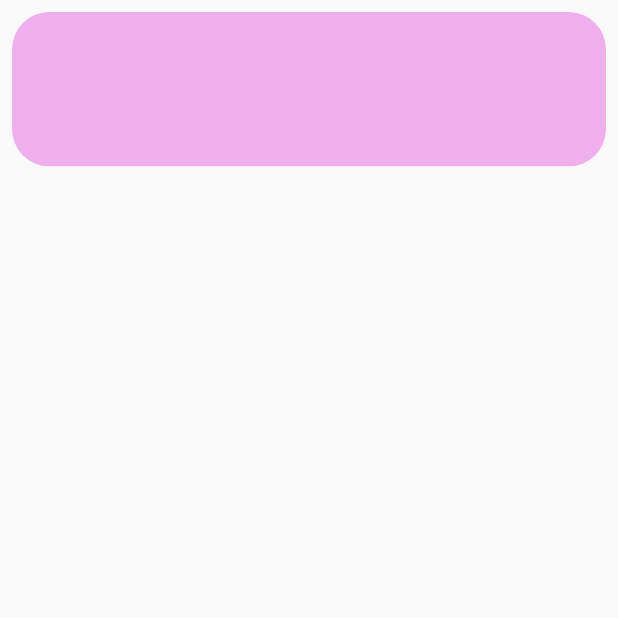
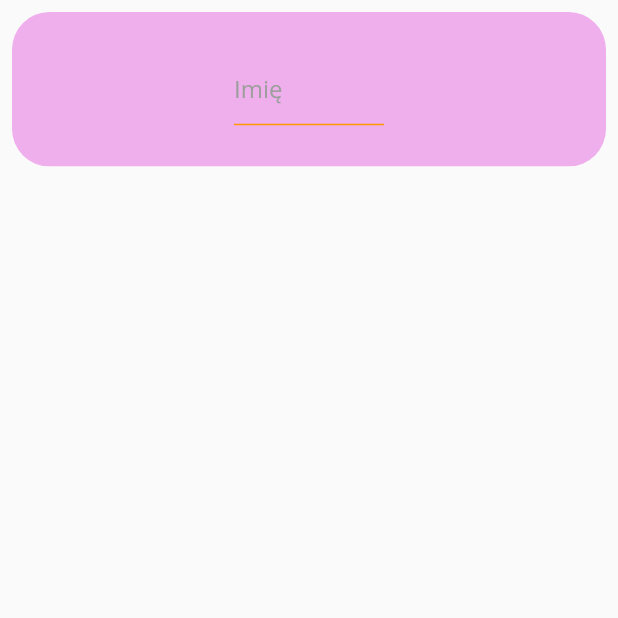
Before and after one commit to Duracyq/flutter_hackaton2023, a Flutter app: the screen it shows after launch, on a phone screen of 412 x 824 dp, the top half of it. Run offline on Flutter 3.47's test engine with Material 2 defaults, Android fonts, the light colour scheme and no system bars; our stand-ins replace google_fonts.

Commit message:
wpisz imie

```diff
--- a/volonteer_link/lib/main.dart
+++ b/volonteer_link/lib/main.dart
@@ -16,6 +16,7 @@ class _MyAppState extends State<MyApp> {
   @override
   Widget build(BuildContext context) {
     return const MaterialApp(
+      debugShowCheckedModeBanner: false,
       home: Scaffold(
         body: Rejestracja(),
       ),
--- a/volonteer_link/lib/rejestracja.dart
+++ b/volonteer_link/lib/rejestracja.dart
@@ -27,6 +27,36 @@ class _RejestracjaState extends State<Rejestracja> {
             decoration: const BoxDecoration(
               color: Color.fromARGB(100, 222, 58, 214),
             ),
+            child: Container(
+              height: 0.25 * width * 0.5,
+              width: width,
+              alignment: Alignment.bottomCenter,
+              padding: const EdgeInsets.all(20),
+              child: Center(
+                child: SizedBox(
+                  width: 100,
+                  child: TextField(
+                    decoration: InputDecoration(
+                      hintText: 'Imię',
+                      hintStyle: GoogleFonts.openSans(
+                        textStyle: const TextStyle(
+                            color: Colors.grey), // Kolor czcionki
+                      ),
+                      enabledBorder: const UnderlineInputBorder(
+                        borderSide: BorderSide(
+                            color: Colors
+                                .orange), // Kolor obramowania w stanie normalnym
+                      ),
+                      focusedBorder: const UnderlineInputBorder(
+                        borderSide: BorderSide(
+                            color: Colors
+                                .purple), // Kolor obramowania w stanie aktywnym
+                      ),
+                    ),
+                  ),
+                ),
+              ),
+            ),
           ),
         ),
       ),
--- a/volonteer_link/pubspec.yaml
+++ b/volonteer_link/pubspec.yaml
@@ -37,6 +37,7 @@ dependencies:
   cupertino_icons: ^1.0.2
   google_fonts: ^6.1.0
   lib: ^0.0.3
+
 
 dev_dependencies:
   flutter_test:
```
Also changed, not shown: 1 other file.
